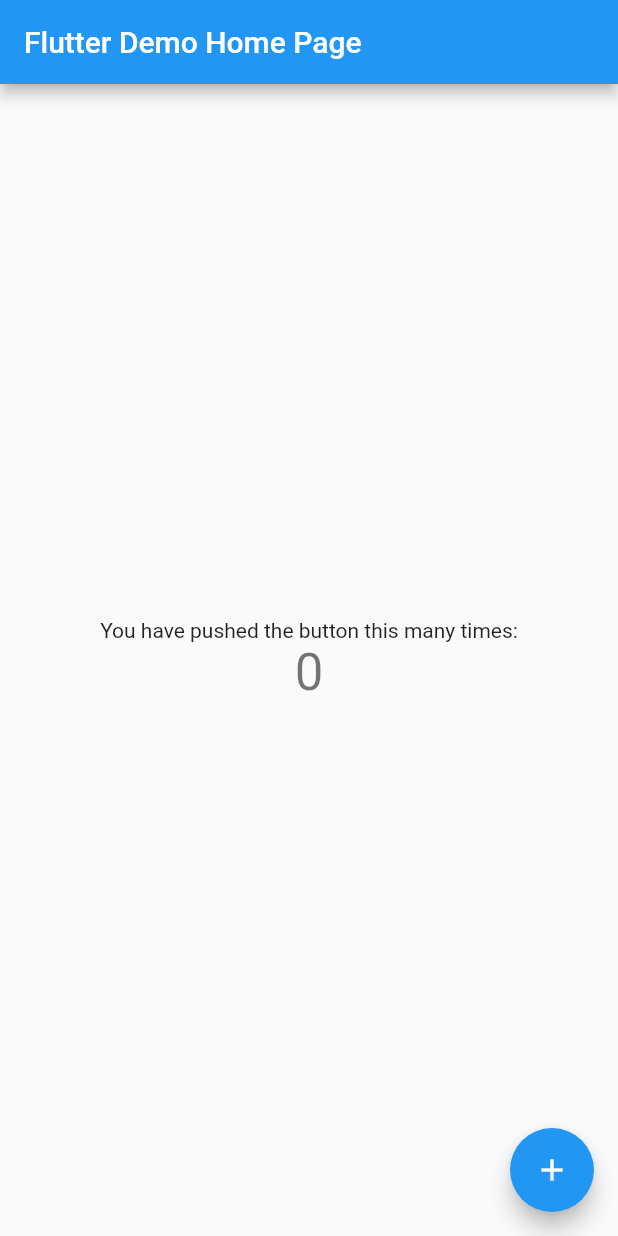
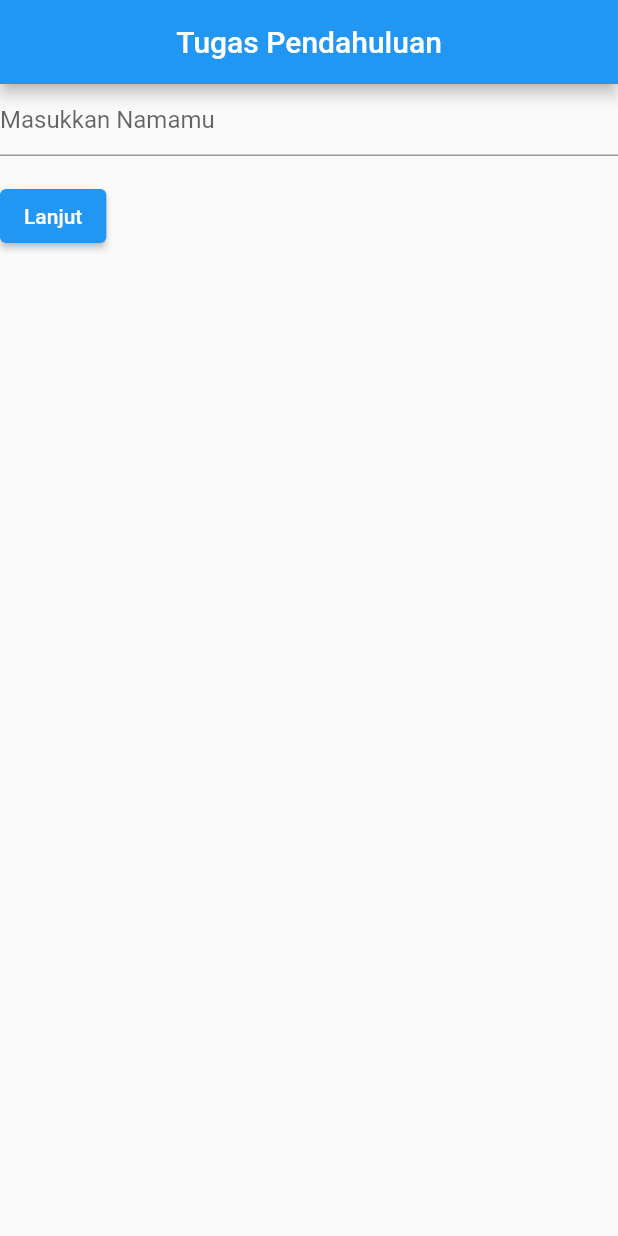
Before and after one commit to whauzan/tugas-abp-mobile, a Flutter app: the screen it shows after launch, on a phone screen of 412 x 824 dp. Run offline on Flutter 3.47's test engine with Material 2 defaults, Android fonts, the light colour scheme and no system bars.

Commit message:
feat: tpmod12

```diff
--- a/lib/main.dart
+++ b/lib/main.dart
@@ -7,39 +7,20 @@
 class MyApp extends StatelessWidget {
   const MyApp({Key? key}) : super(key: key);
 
-  // This widget is the root of your application.
   @override
   Widget build(BuildContext context) {
     return MaterialApp(
-      title: 'Flutter Demo',
+      title: 'TP',
       theme: ThemeData(
-        // This is the theme of your application.
-        //
-        // Try running your application with "flutter run". You'll see the
-        // application has a blue toolbar. Then, without quitting the app, try
-        // changing the primarySwatch below to Colors.green and then invoke
-        // "hot reload" (press "r" in the console where you ran "flutter run",
-        // or simply save your changes to "hot reload" in a Flutter IDE).
-        // Notice that the counter didn't reset back to zero; the application
-        // is not restarted.
         primarySwatch: Colors.blue,
       ),
-      home: const MyHomePage(title: 'Flutter Demo Home Page'),
+      home: const MyHomePage(title: 'Tugas Pendahuluan'),
     );
   }
 }
 
 class MyHomePage extends StatefulWidget {
   const MyHomePage({Key? key, required this.title}) : super(key: key);
-
-  // This widget is the home page of your application. It is stateful, meaning
-  // that it has a State object (defined below) that contains fields that affect
-  // how it looks.
-
-  // This class is the configuration for the state. It holds the values (in this
-  // case the title) provided by the parent (in this case the App widget) and
-  // used by the build method of the State. Fields in a Widget subclass are
-  // always marked "final".
 
   final String title;
 
@@ -48,68 +29,65 @@
 }
 
 class _MyHomePageState extends State<MyHomePage> {
-  int _counter = 0;
+  @override
+  Widget build(BuildContext context) {
+    return Scaffold(
+      appBar: AppBar(
+        title: Center(child: Text(widget.title)),
+      ),
+      body: const MyBodyWidget(),
+    );
+  }
+}
 
-  void _incrementCounter() {
-    setState(() {
-      // This call to setState tells the Flutter framework that something has
-      // changed in this State, which causes it to rerun the build method below
-      // so that the display can reflect the updated values. If we changed
-      // _counter without calling setState(), then the build method would not be
-      // called again, and so nothing would appear to happen.
-      _counter++;
-    });
-  }
+class MyBodyWidget extends StatefulWidget {
+  const MyBodyWidget({Key? key}) : super(key: key);
+
+  @override
+  State<MyBodyWidget> createState() => _MyBodyWidgetState();
+}
+
+class _MyBodyWidgetState extends State<MyBodyWidget> {
+  final TextEditingController myController = new TextEditingController();
+  final GlobalKey<FormState> _formKey = GlobalKey<FormState>();
 
   @override
   Widget build(BuildContext context) {
-    // This method is rerun every time setState is called, for instance as done
-    // by the _incrementCounter method above.
-    //
-    // The Flutter framework has been optimized to make rerunning build methods
-    // fast, so that you can just rebuild anything that needs updating rather
-    // than having to individually change instances of widgets.
-    return Scaffold(
-      appBar: AppBar(
-        // Here we take the value from the MyHomePage object that was created by
-        // the App.build method, and use it to set our appbar title.
-        title: Text(widget.title),
+    return Form(
+      key: _formKey,
+      child: Column(
+        crossAxisAlignment: CrossAxisAlignment.start,
+        children: <Widget>[
+          TextFormField(
+            controller: myController,
+            decoration: const InputDecoration(hintText: 'Masukkan Namamu'),
+            validator: (String? value) {
+              if (value == null || value.isEmpty) {
+                return 'Nama haruslah diisi';
+              }
+              return null;
+            },
+          ),
+          Padding(
+            padding: const EdgeInsets.symmetric(vertical: 16.0),
+            child: ElevatedButton(
+              onPressed: () {
+                if (_formKey.currentState!.validate()) {
+                  showDialog(
+                    context: context,
+                    builder: (_) {
+                      return AlertDialog(
+                        content: Text('Selamat Datang ${myController.text}'),
+                      );
+                    },
+                  );
+                }
+              },
+              child: const Text('Lanjut'),
+            ),
+          ),
+        ],
       ),
-      body: Center(
-        // Center is a layout widget. It takes a single child and positions it
-        // in the middle of the parent.
-        child: Column(
-          // Column is also a layout widget. It takes a list of children and
-          // arranges them vertically. By default, it sizes itself to fit its
-          // children horizontally, and tries to be as tall as its parent.
-          //
-          // Invoke "debug painting" (press "p" in the console, choose the
-          // "Toggle Debug Paint" action from the Flutter Inspector in Android
-          // Studio, or the "Toggle Debug Paint" command in Visual Studio Code)
-          // to see the wireframe for each widget.
-          //
-          // Column has various properties to control how it sizes itself and
-          // how it positions its children. Here we use mainAxisAlignment to
-          // center the children vertically; the main axis here is the vertical
-          // axis because Columns are vertical (the cross axis would be
-          // horizontal).
-          mainAxisAlignment: MainAxisAlignment.center,
-          children: <Widget>[
-            const Text(
-              'You have pushed the button this many times:',
-            ),
-            Text(
-              '$_counter',
-              style: Theme.of(context).textTheme.headline4,
-            ),
-          ],
-        ),
-      ),
-      floatingActionButton: FloatingActionButton(
-        onPressed: _incrementCounter,
-        tooltip: 'Increment',
-        child: const Icon(Icons.add),
-      ), // This trailing comma makes auto-formatting nicer for build methods.
     );
   }
 }
```
